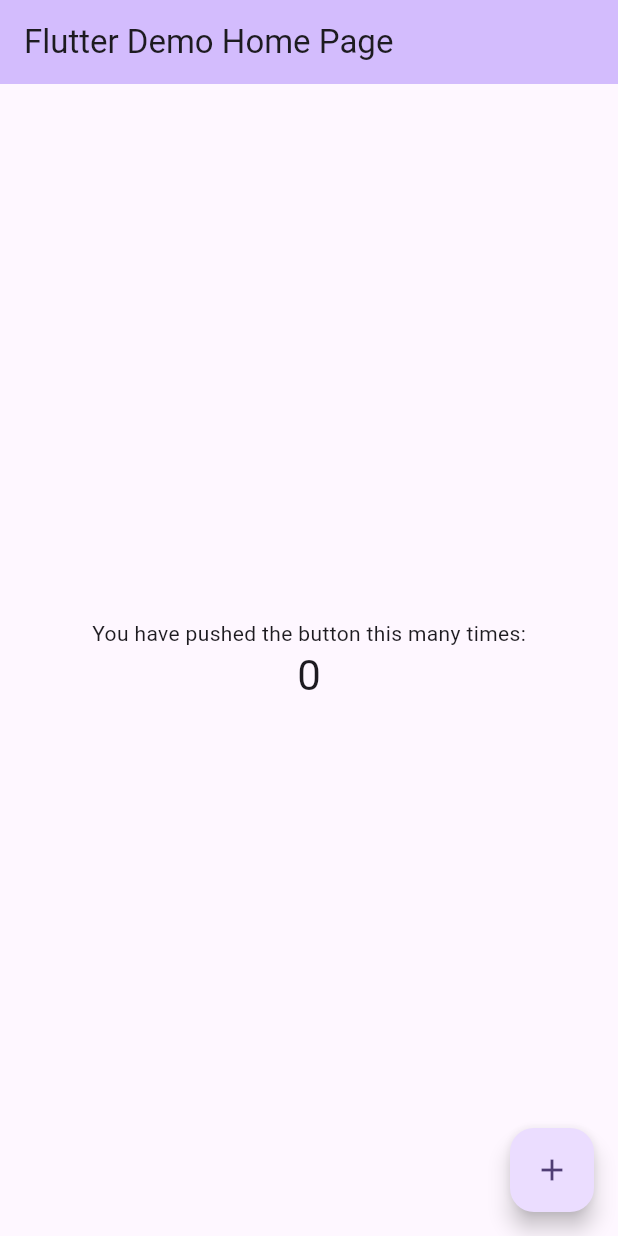
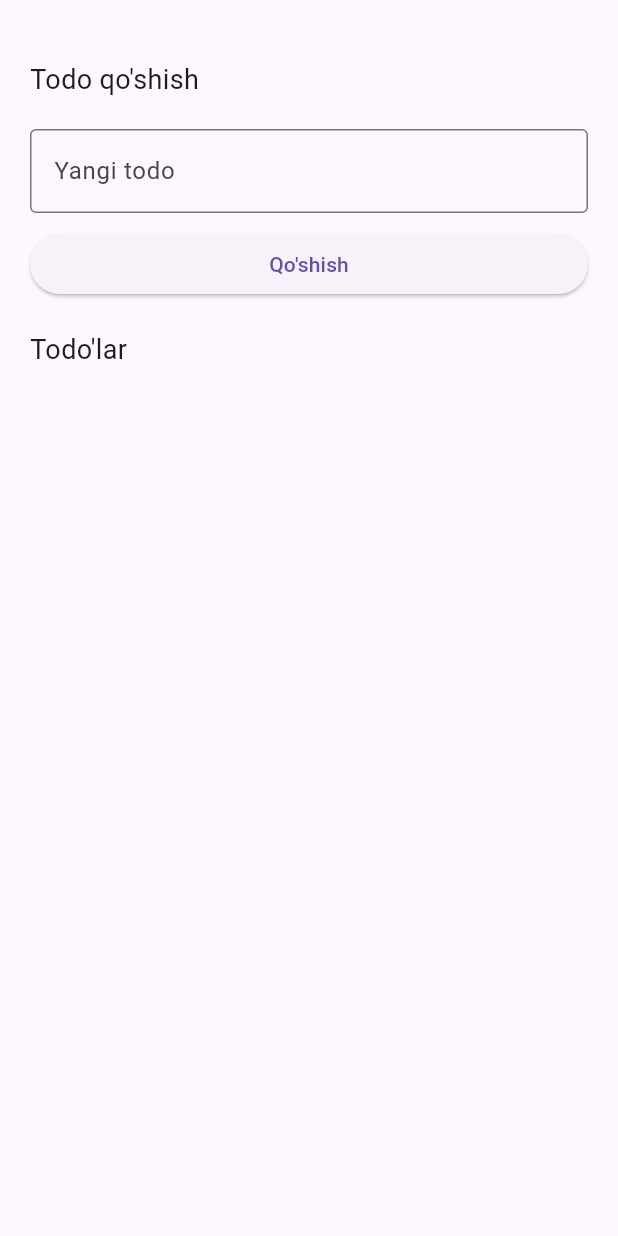
Before and after one commit to Abdirakhmonov/todo, a Flutter app: the screen it shows after launch, on a phone screen of 412 x 824 dp. Run offline on Flutter 3.47's test engine with Material 3 defaults, Android fonts, the phone set to English and light mode, and no system bars; our stand-ins replace flutter_hooks, hooks_riverpod, riverpod, sqflite; accounts and stored records are empty.

Commit message:
todo completed

```diff
--- a/lib/main.dart
+++ b/lib/main.dart
@@ -1,125 +1,142 @@
 import 'package:flutter/material.dart';
+import 'package:flutter_hooks/flutter_hooks.dart';
+import 'package:hooks_riverpod/hooks_riverpod.dart';
 
-void main() {
-  runApp(const MyApp());
+import 'todo.dart';
+
+final todoListProvider = NotifierProvider<TodoList, List<Todo>>(TodoList.new);
+
+enum TodoListFilter {
+  all,
+  active,
+  completed,
+}
+
+final todoListFilter = StateProvider((_) => TodoListFilter.all);
+
+final filteredTodos = Provider<List<Todo>>((ref) {
+  final filter = ref.watch(todoListFilter);
+  final todos = ref.watch(todoListProvider);
+
+  switch (filter) {
+    case TodoListFilter.completed:
+      return todos.where((todo) => todo.completed).toList();
+    case TodoListFilter.active:
+      return todos.where((todo) => !todo.completed).toList();
+    case TodoListFilter.all:
+      return todos;
+  }
+});
+
+void main() async {
+  WidgetsFlutterBinding.ensureInitialized();
+  runApp(const ProviderScope(child: MyApp()));
 }
 
 class MyApp extends StatelessWidget {
-  const MyApp({super.key});
+  const MyApp({Key? key}) : super(key: key);
 
-  // This widget is the root of your application.
   @override
   Widget build(BuildContext context) {
-    return MaterialApp(
-      title: 'Flutter Demo',
-      theme: ThemeData(
-        // This is the theme of your application.
-        //
-        // TRY THIS: Try running your application with "flutter run". You'll see
-        // the application has a purple toolbar. Then, without quitting the app,
-        // try changing the seedColor in the colorScheme below to Colors.green
-        // and then invoke "hot reload" (save your changes or press the "hot
-        // reload" button in a Flutter-supported IDE, or press "r" if you used
-        // the command line to start the app).
-        //
-        // Notice that the counter didn't reset back to zero; the application
-        // state is not lost during the reload. To reset the state, use hot
-        // restart instead.
-        //
-        // This works for code too, not just values: Most code changes can be
-        // tested with just a hot reload.
-        colorScheme: ColorScheme.fromSeed(seedColor: Colors.deepPurple),
-        useMaterial3: true,
-      ),
-      home: const MyHomePage(title: 'Flutter Demo Home Page'),
+    return const MaterialApp(
+      debugShowCheckedModeBanner: false,
+      home: Home(),
     );
   }
 }
 
-class MyHomePage extends StatefulWidget {
-  const MyHomePage({super.key, required this.title});
-
-  // This widget is the home page of your application. It is stateful, meaning
-  // that it has a State object (defined below) that contains fields that affect
-  // how it looks.
-
-  // This class is the configuration for the state. It holds the values (in this
-  // case the title) provided by the parent (in this case the App widget) and
-  // used by the build method of the State. Fields in a Widget subclass are
-  // always marked "final".
-
-  final String title;
+class Home extends HookConsumerWidget {
+  const Home({Key? key}) : super(key: key);
 
   @override
-  State<MyHomePage> createState() => _MyHomePageState();
-}
+  Widget build(BuildContext context, WidgetRef ref) {
+    final todos = ref.watch(filteredTodos);
+    final newTodoController = useTextEditingController();
 
-class _MyHomePageState extends State<MyHomePage> {
-  int _counter = 0;
-
-  void _incrementCounter() {
-    setState(() {
-      // This call to setState tells the Flutter framework that something has
-      // changed in this State, which causes it to rerun the build method below
-      // so that the display can reflect the updated values. If we changed
-      // _counter without calling setState(), then the build method would not be
-      // called again, and so nothing would appear to happen.
-      _counter++;
-    });
-  }
-
-  @override
-  Widget build(BuildContext context) {
-    // This method is rerun every time setState is called, for instance as done
-    // by the _incrementCounter method above.
-    //
-    // The Flutter framework has been optimized to make rerunning build methods
-    // fast, so that you can just rebuild anything that needs updating rather
-    // than having to individually change instances of widgets.
-    return Scaffold(
-      appBar: AppBar(
-        // TRY THIS: Try changing the color here to a specific color (to
-        // Colors.amber, perhaps?) and trigger a hot reload to see the AppBar
-        // change color while the other colors stay the same.
-        backgroundColor: Theme.of(context).colorScheme.inversePrimary,
-        // Here we take the value from the MyHomePage object that was created by
-        // the App.build method, and use it to set our appbar title.
-        title: Text(widget.title),
-      ),
-      body: Center(
-        // Center is a layout widget. It takes a single child and positions it
-        // in the middle of the parent.
-        child: Column(
-          // Column is also a layout widget. It takes a list of children and
-          // arranges them vertically. By default, it sizes itself to fit its
-          // children horizontally, and tries to be as tall as its parent.
-          //
-          // Column has various properties to control how it sizes itself and
-          // how it positions its children. Here we use mainAxisAlignment to
-          // center the children vertically; the main axis here is the vertical
-          // axis because Columns are vertical (the cross axis would be
-          // horizontal).
-          //
-          // TRY THIS: Invoke "debug painting" (choose the "Toggle Debug Paint"
-          // action in the IDE, or press "p" in the console), to see the
-          // wireframe for each widget.
-          mainAxisAlignment: MainAxisAlignment.center,
-          children: <Widget>[
+    return GestureDetector(
+      onTap: () => FocusScope.of(context).unfocus(),
+      child: Scaffold(
+        body: ListView(
+          padding: const EdgeInsets.symmetric(horizontal: 20, vertical: 40),
+          children: [
             const Text(
-              'You have pushed the button this many times:',
+              "Todo qo'shish",
+              style: TextStyle(fontSize: 18),
             ),
-            Text(
-              '$_counter',
-              style: Theme.of(context).textTheme.headlineMedium,
+            const SizedBox(height: 20),
+            TextField(
+              controller: newTodoController,
+              decoration: const InputDecoration(
+                border: OutlineInputBorder(),
+                labelText: 'Yangi todo',
+              ),
             ),
+            const SizedBox(height: 10),
+            ElevatedButton(
+              onPressed: () {
+                ref.read(todoListProvider.notifier).add(newTodoController.text);
+                newTodoController.clear();
+              },
+              child: const Text("Qo'shish"),
+            ),
+            const SizedBox(height: 20),
+            const Text(
+              "Todo'lar",
+              style: TextStyle(fontSize: 18),
+            ),
+            const SizedBox(height: 20),
+            for (var todo in todos) ...[
+              const Divider(height: 0),
+              Dismissible(
+                key: ValueKey(todo.id),
+                onDismissed: (_) {
+                  ref.read(todoListProvider.notifier).remove(todo);
+                },
+                child: ProviderScope(
+                  overrides: [
+                    _currentTodo.overrideWithValue(todo),
+                  ],
+                  child: const TodoItem(),
+                ),
+              ),
+            ],
           ],
         ),
       ),
-      floatingActionButton: FloatingActionButton(
-        onPressed: _incrementCounter,
-        tooltip: 'Increment',
-        child: const Icon(Icons.add),
-      ), // This trailing comma makes auto-formatting nicer for build methods.
     );
   }
 }
+
+final _currentTodo = Provider<Todo>((ref) => throw UnimplementedError());
+
+class TodoItem extends HookConsumerWidget {
+  const TodoItem({Key? key}) : super(key: key);
+
+  @override
+  Widget build(BuildContext context, WidgetRef ref) {
+    final todo = ref.watch(_currentTodo);
+    final textEditingController = useTextEditingController();
+    textEditingController.text = todo.description;
+
+    return ListTile(
+      leading: Checkbox(
+        value: todo.completed,
+        onChanged: (value) {
+          ref.read(todoListProvider.notifier).toggle(todo.id);
+        },
+      ),
+      title: TextField(
+        controller: textEditingController,
+        decoration: const InputDecoration(border: OutlineInputBorder()),
+      ),
+      trailing: IconButton.outlined(
+        onPressed: () {
+          ref
+              .read(todoListProvider.notifier)
+              .edit(id: todo.id, description: textEditingController.text);
+        },
+        icon: const Icon(Icons.save),
+      ),
+    );
+  }
+}
--- /dev/null
+++ b/lib/todo.dart
@@ -0,0 +1,140 @@
+import 'package:path/path.dart';
+import 'package:sqflite/sqflite.dart';
+import 'package:riverpod/riverpod.dart';
+import 'package:flutter/foundation.dart' show immutable;
+
+@immutable
+class Todo {
+  const Todo({
+    required this.description,
+    required this.id,
+    this.completed = false,
+  });
+
+  final int id; // `id` tipini int qilamiz SQLite uchun
+  final String description;
+  final bool completed;
+
+  Map<String, dynamic> toMap() {
+    return {
+      'id': id,
+      'description': description,
+      'completed': completed ? 1 : 0,
+    };
+  }
+
+  @override
+  String toString() {
+    return 'Todo(id: $id, description: $description, completed: $completed)';
+  }
+}
+
+class TodoList extends Notifier<List<Todo>> {
+  Database? _database;
+
+  Future<Database> _openDb() async {
+    if (_database != null) return _database!;
+
+    return await openDatabase(
+      join(await getDatabasesPath(), 'todo_database.db'),
+      onCreate: (db, version) {
+        return db.execute(
+          'CREATE TABLE todos(id INTEGER PRIMARY KEY AUTOINCREMENT, description TEXT, completed INTEGER)',
+        );
+      },
+      version: 1,
+    );
+  }
+
+  @override
+  List<Todo> build() => [];
+
+  Future<void> fetchTodos() async {
+    final db = await _openDb();
+    final List<Map<String, dynamic>> maps = await db.query('todos');
+    state = List.generate(maps.length, (i) {
+      return Todo(
+        id: maps[i]['id'],
+        description: maps[i]['description'],
+        completed: maps[i]['completed'] == 1,
+      );
+    });
+  }
+
+  Future<void> add(String description) async {
+    final db = await _openDb();
+
+    final id = await db.insert(
+      'todos',
+      {
+        'description': description,
+        'completed': 0,
+      },
+      conflictAlgorithm: ConflictAlgorithm.replace,
+    );
+
+    final newTodo = Todo(
+      id: id,
+      description: description,
+      completed: false,
+    );
+
+    state = [...state, newTodo];
+  }
+
+  Future<void> toggle(int id) async {
+    final db = await _openDb();
+
+    final todo = state.firstWhere((todo) => todo.id == id);
+    final updatedTodo = Todo(
+      id: todo.id,
+      description: todo.description,
+      completed: !todo.completed,
+    );
+
+    await db.update(
+      'todos',
+      updatedTodo.toMap(),
+      where: 'id = ?',
+      whereArgs: [id],
+    );
+
+    state = [
+      for (final todo in state)
+        if (todo.id == id) updatedTodo else todo,
+    ];
+  }
+
+  Future<void> edit({required int id, required String description}) async {
+    final db = await _openDb();
+
+    final todo = state.firstWhere((todo) => todo.id == id);
+    final updatedTodo = Todo(
+      id: todo.id,
+      description: description,
+      completed: todo.completed,
+    );
+
+    await db.update(
+      'todos',
+      updatedTodo.toMap(),
+      where: 'id = ?',
+      whereArgs: [id],
+    );
+
+    state = [
+      for (final todo in state)
+        if (todo.id == id) updatedTodo else todo,
+    ];
+  }
+
+  Future<void> remove(Todo target) async {
+    final db = await _openDb();
+    await db.delete(
+      'todos',
+      where: 'id = ?',
+      whereArgs: [target.id],
+    );
+    state = state.where((todo) => todo.id != target.id).toList();
+  }
+}
```
Also changed, not shown: pubspec.yaml (+7 -0 lines), pubspec.lock, 1 other file.
